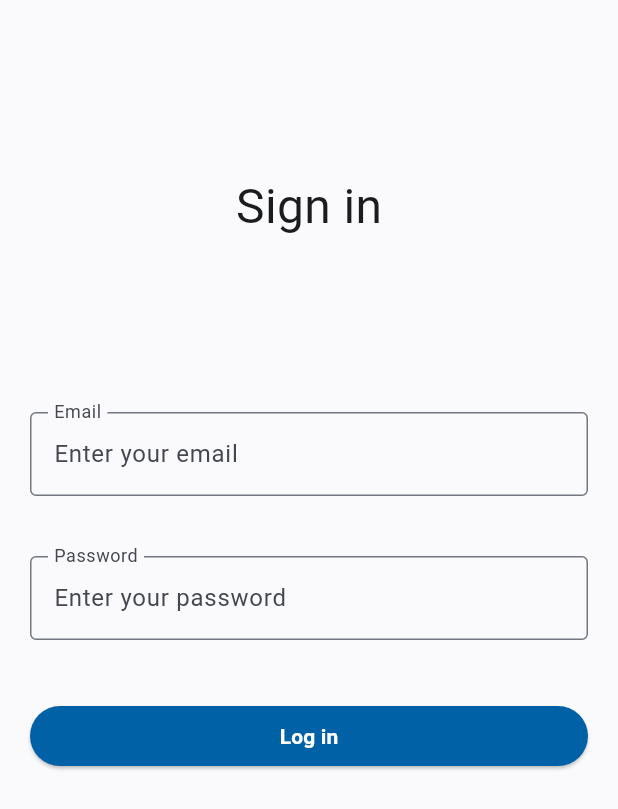
After one commit to StasKrivosheya/test_task, a Flutter app: the screen it shows after launch, on a phone screen of 412 x 824 dp. The commit adds this screen. Shown: the top 809 px of the screen. Run offline on Flutter 3.47's test engine with Material 3 defaults, Android fonts, the phone set to English and light mode, and no system bars; our stand-ins replace auto_route, equatable, flutter_bloc.

Commit message:
implement login page design and validation logic

```diff
--- /dev/null
+++ b/lib/presentation/pages/login/login_page.dart
@@ -0,0 +1,99 @@
+import 'package:auto_route/annotations.dart';
+import 'package:flutter/material.dart';
+import 'package:flutter_bloc/flutter_bloc.dart';
+import 'package:test_task/presentation/widgets/sign_in_text_field.dart';
+
+import '../../blocs/login/login_bloc.dart';
+
+@RoutePage()
+class LoginPage extends StatelessWidget {
+  LoginPage({super.key});
+
+  @override
+  Widget build(BuildContext context) {
+    return Scaffold(
+      body: BlocProvider<LoginBloc>(
+        create: (context) => LoginBloc(),
+        child: _LoginLayout(),
+      ),
+    );
+  }
+}
+
+class _LoginLayout extends StatelessWidget {
+  @override
+  Widget build(BuildContext context) {
+    return SafeArea(
+      child: Padding(
+        padding: const EdgeInsets.symmetric(horizontal: 20.0),
+        child: Column(
+          children: [
+            Expanded(
+              flex: 1,
+              child: Center(
+                child: Text(
+                  'Sign in',
+                  style: TextStyle(
+                    fontSize: 32,
+                  ),
+                ),
+              ),
+            ),
+            Expanded(
+              flex: 2,
+              child: BlocBuilder<LoginBloc, LoginState>(
+                builder: (context, state) {
+                  return Column(
+                    mainAxisSize: MainAxisSize.min,
+                    children: [
+                      SignInTextField(
+                        labelText: 'Email',
+                        hintText: 'Enter your email',
+                        errorText: state.emailError,
+                        onChanged: (value) => context
+                            .read<LoginBloc>()
+                            .add(LoginEmailChanged(value)),
+                        onFocusLost: () => context
+                            .read<LoginBloc>()
+                            .add(LoginEmailFocusLost()),
+                      ),
+                      SizedBox(height: 40),
+                      SignInTextField(
+                        labelText: 'Password',
+                        hintText: 'Enter your password',
+                        errorText: state.passwordError,
+                        obscureText: true,
+                        onChanged: (value) => context
+                            .read<LoginBloc>()
+                            .add(LoginPasswordChanged(value)),
+                        onFocusLost: () => context
+                            .read<LoginBloc>()
+                            .add(LoginPasswordFocusLost()),
+                      ),
+                      SizedBox(height: 40),
+                      ElevatedButton(
+                        onPressed: () {},
+                        style: ElevatedButton.styleFrom(
+                          overlayColor: Theme.of(context).colorScheme.onPrimary,
+                          backgroundColor:
+                              Theme.of(context).colorScheme.primary,
+                          minimumSize: Size(double.infinity, 40),
+                        ),
+                        child: Text(
+                          'Log in',
+                          style: TextStyle(
+                              color: Theme.of(context).colorScheme.onPrimary,
+                              fontWeight: FontWeight.w600),
+                        ),
+                      ),
+                    ],
+                  );
+                },
+              ),
+            ),
+          ],
+        ),
+      ),
+    );
+  }
+}
--- a/lib/presentation/routes/app_router.dart
+++ b/lib/presentation/routes/app_router.dart
@@ -1,7 +1,7 @@
 import 'package:auto_route/auto_route.dart';
 import 'package:flutter/material.dart';
 
-import '../pages/sign_in/sign_in_page.dart';
+import '../pages/login/login_page.dart';
 
 part 'app_router.gr.dart';
 
--- a/lib/presentation/widgets/sign_in_text_field.dart
+++ b/lib/presentation/widgets/sign_in_text_field.dart
@@ -1,20 +1,42 @@
 import 'package:flutter/material.dart';
 
 class SignInTextField extends StatelessWidget {
-  const SignInTextField(
-      {super.key, required this.labelText, required this.hintText});
+  const SignInTextField({
+    super.key,
+    required this.labelText,
+    required this.hintText,
+    this.errorText,
+    this.obscureText = false,
+    this.onChanged,
+    this.onFocusLost,
+  });
 
   final String labelText;
   final String hintText;
+  final String? errorText;
+  final bool obscureText;
+  final ValueChanged<String>? onChanged;
+  final VoidCallback? onFocusLost;
 
   @override
   Widget build(BuildContext context) {
-    return TextField(
-      decoration: InputDecoration(
-        border: OutlineInputBorder(),
-        labelText: labelText,
-        hintText: hintText,
-        floatingLabelBehavior: FloatingLabelBehavior.always,
+    return Focus(
+      onFocusChange: (isFocused) {
+        if (!isFocused) {
+          onFocusLost?.call();
+        }
+      },
+      child: TextField(
+        onChanged: onChanged,
+        onTapOutside: (event) => FocusScope.of(context).unfocus(),
+        obscureText: obscureText,
+        decoration: InputDecoration(
+          border: OutlineInputBorder(),
+          labelText: labelText,
+          hintText: hintText,
+          errorText: errorText,
+          floatingLabelBehavior: FloatingLabelBehavior.always,
+        ),
       ),
     );
   }
```
Also changed, not shown: lib/presentation/pages/sign_in/sign_in_page.dart (deleted, +0 -66 lines), lib/presentation/routes/app_router.gr.dart.
